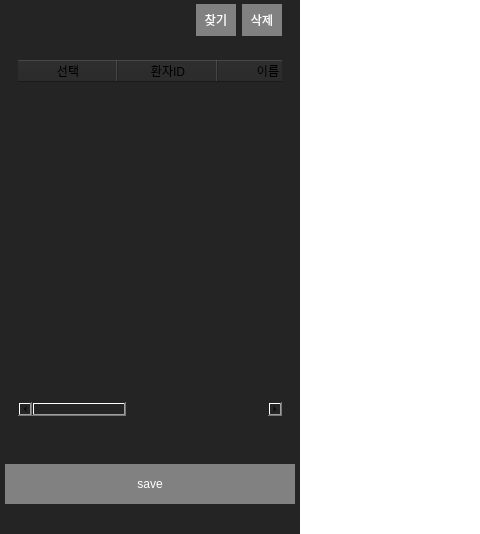
Above: test5.ui from youngwookSong/bwave_gui before the change; both pictures show x 0 to 480 and y 266 to 800 of the 1200 by 800 pixel window. Below: the same form after it.
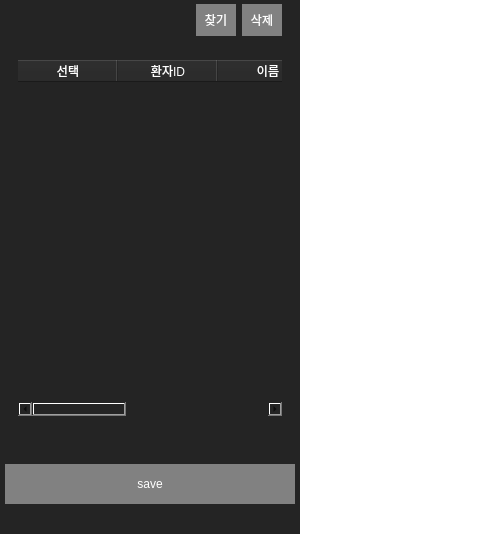
That is the form after the change. Icons and pictures are not drawn.

The edit to the form file:
```diff
--- a/test5.ui
+++ b/test5.ui
@@ -621,6 +621,9 @@
                        <verstretch>0</verstretch>
                       </sizepolicy>
                      </property>
+                     <property name="styleSheet">
+                      <string notr="true">color: rgb(255, 255, 255);</string>
+                     </property>
                      <column>
                       <property name="text">
                        <string>선택</string>
```
Left out of the diff: 2 changed lines with no effect on the pictures.
